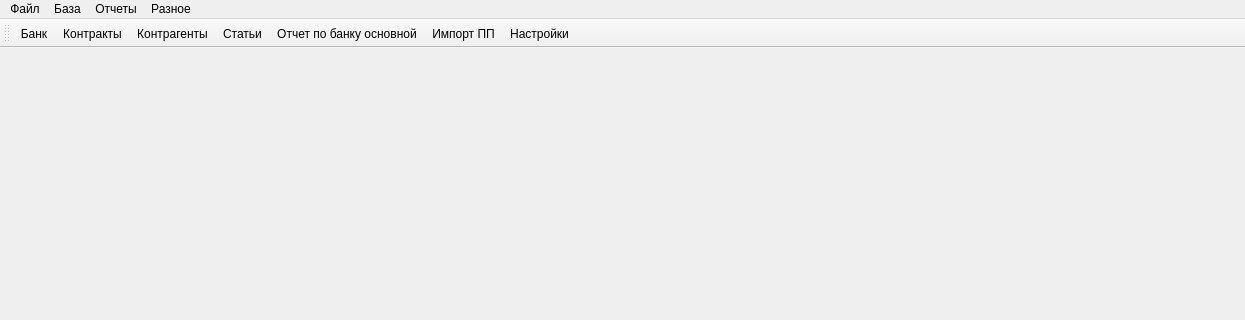
GorINIch73/Audit, file mainwindow.ui: the form before one commit; both pictures show x 0 to 1245 and y 0 to 320 of the 1245 by 621 pixel window.
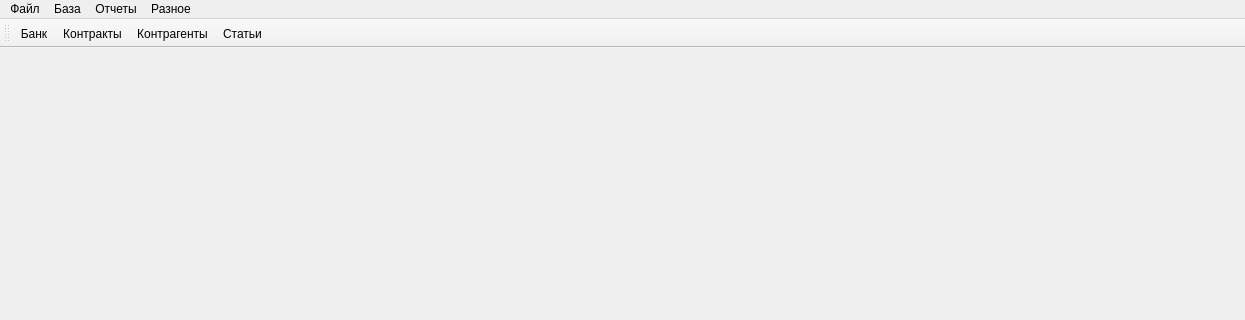
The form after the commit.

Diff of the .ui file:
```diff
--- a/mainwindow.ui
+++ b/mainwindow.ui
@@ -98,9 +98,6 @@
    <addaction name="actionContracts"/>
    <addaction name="actionCounterparties"/>
    <addaction name="actionArticles"/>
-   <addaction name="actionRep_bank"/>
-   <addaction name="actionImportPP"/>
-   <addaction name="actionOptions"/>
   </widget>
   <action name="actionBank">
    <property name="text">
```
